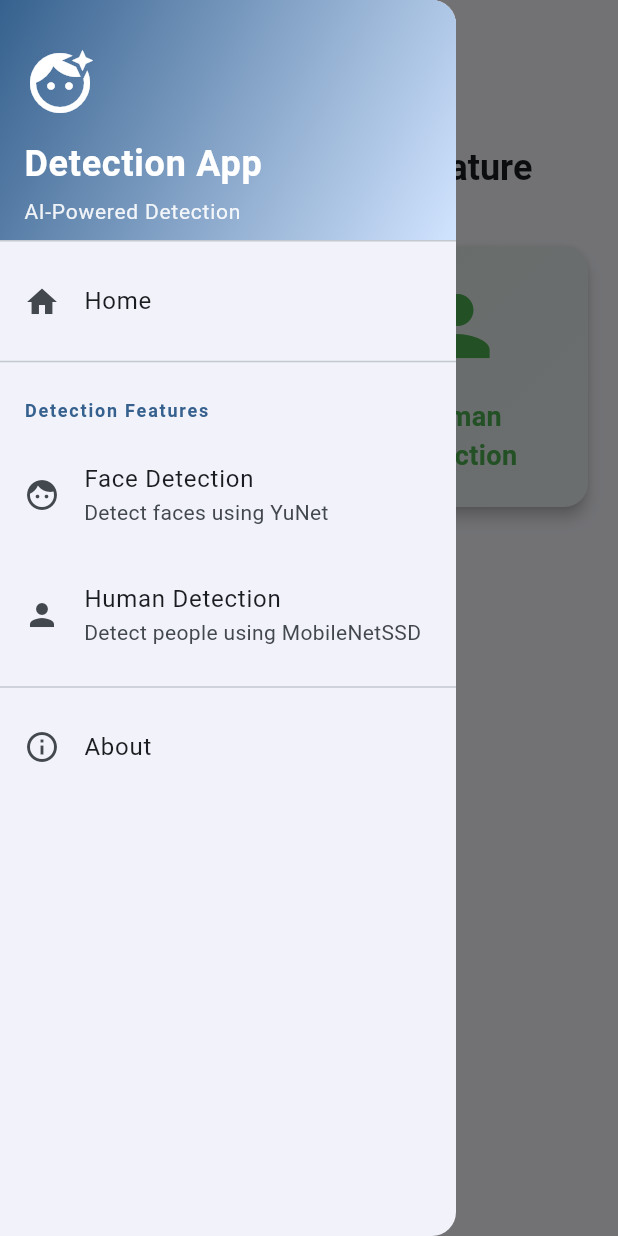
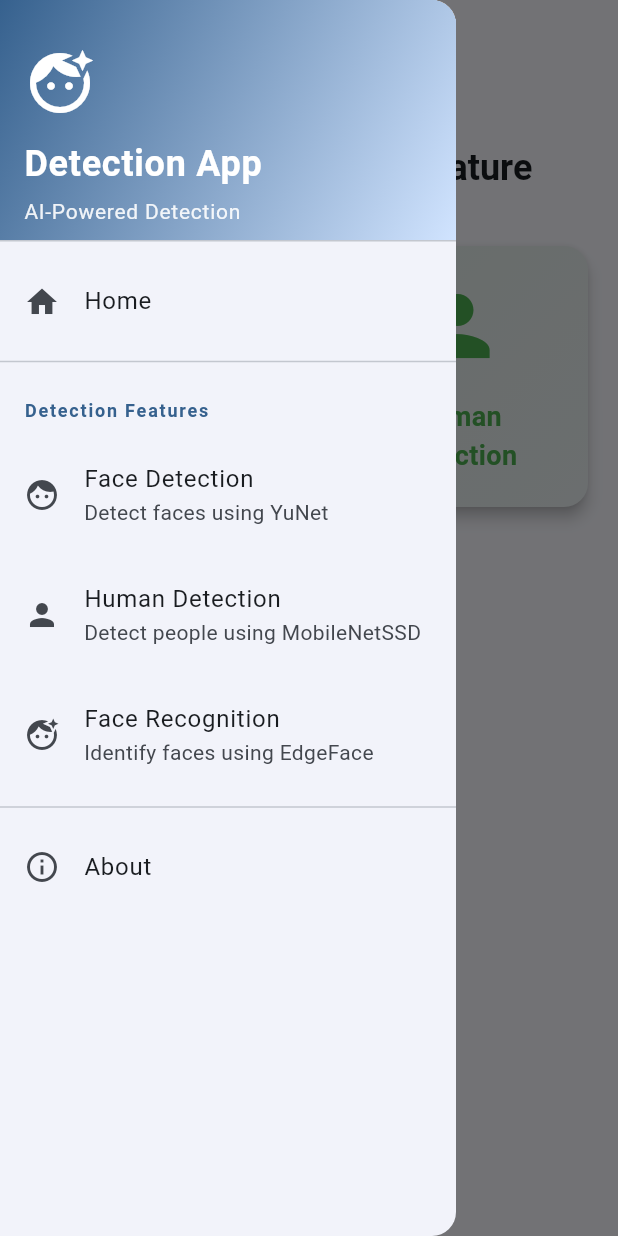
Before and after one commit to Poseidon1402/camera_app, a Flutter app: the screen it shows after launch, with the side drawer open, on a phone screen of 412 x 824 dp. Run offline on Flutter 3.47's test engine with Material 3 defaults, Android fonts, the phone set to English and light mode, and no system bars; our stand-ins replace image_picker, shared_preferences; missing offline and left inert: onnxruntime, opencv_dart.

```diff
--- a/lib/main.dart
+++ b/lib/main.dart
@@ -2,6 +2,7 @@ import 'package:flutter/material.dart';
 import 'screens/home_screen.dart';
 import 'screens/face_detection_screen.dart';
 import 'screens/human_detection_screen.dart';
+import 'screens/face_recognition_screen.dart';
 
 void main() {
   runApp(const DetectionApp());
@@ -34,6 +35,7 @@ class DetectionApp extends StatelessWidget {
         '/': (context) => const HomeScreen(),
         '/face-detection': (context) => const FaceDetectionScreen(),
         '/human-detection': (context) => const HumanDetectionScreen(),
+        '/face-recognition': (context) => const FaceRecognitionScreen(),
       },
     );
   }
--- a/lib/screens/home_screen.dart
+++ b/lib/screens/home_screen.dart
@@ -50,6 +50,14 @@ class HomeScreen extends StatelessWidget {
                     color: Colors.green,
                     onTap: () {
                       Navigator.pushNamed(context, '/human-detection');
+                    },
+                  ),
+                  _FeatureCard(
+                    icon: Icons.face_retouching_natural,
+                    title: 'Face\nRecognition',
+                    color: Colors.purple,
+                    onTap: () {
+                      Navigator.pushNamed(context, '/face-recognition');
                     },
                   ),
                 ],
--- a/lib/widgets/app_drawer.dart
+++ b/lib/widgets/app_drawer.dart
@@ -74,6 +74,14 @@ class AppDrawer extends StatelessWidget {
                 subtitle: 'Detect people using MobileNetSSD',
                 onTap: () {
                   Navigator.of(context).pushReplacementNamed('/human-detection');
+                },
+              ),
+              _DrawerItem(
+                icon: Icons.face_retouching_natural,
+                title: 'Face Recognition',
+                subtitle: 'Identify faces using EdgeFace',
+                onTap: () {
+                  Navigator.of(context).pushReplacementNamed('/face-recognition');
                 },
               ),
             ],
```
Also changed, not shown: 1 other file.
